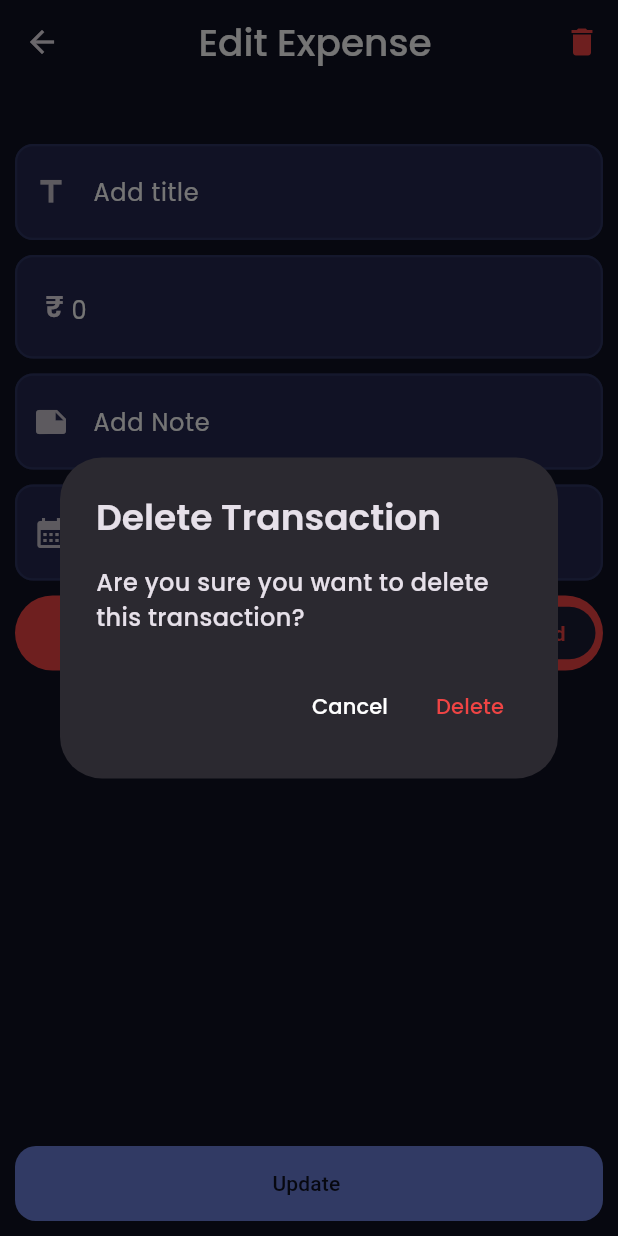
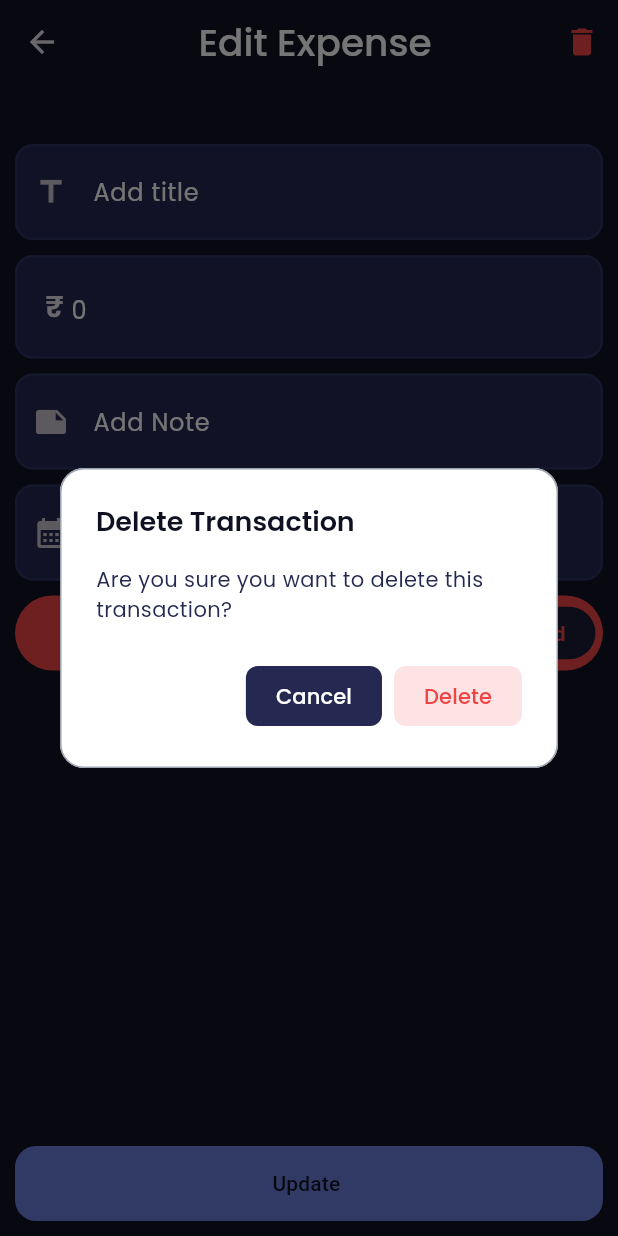
Before and after one commit to JASLEENKAUR13/expense_tracker, a Flutter app: the EditingPage screen opened directly with empty values, after a tap on the "delete" icon, on a phone screen of 412 x 824 dp. Run offline on Flutter 3.47's test engine with Material 3 defaults, Android fonts, the phone set to English and light mode, and no system bars; our stand-ins replace flutter_dotenv, flutter_riverpod, google_fonts, image_picker, lottie and 1 more; missing offline and left inert: dart:ffi; accounts and stored records are empty.

Commit message:
created delete and signout function

```diff
--- /dev/null
+++ b/lib/common/Widgets/AlertDialogBox.dart
@@ -0,0 +1,81 @@
+import 'package:flutter/cupertino.dart';
+import 'package:flutter/material.dart';
+import 'package:google_fonts/google_fonts.dart';
+
+import '../theme/AppPallete.dart';
+
+
+Future<dynamic> AlertDialogBox(
+    BuildContext context,
+    String header,
+    String question,
+    String actiontext
+    ) {
+  return showDialog(
+    context: context,
+    builder: (context) {
+      return AlertDialog(
+        backgroundColor: AppPallete.textPrimary,        // dark card
+        shape: RoundedRectangleBorder(
+          borderRadius: BorderRadius.circular(16),
+          side: BorderSide(
+            color: AppPallete.textSecondary,                // subtle border
+            width: 1,
+          ),
+        ),
+        title: Text(
+          header,
+          style: GoogleFonts.poppins(
+            fontWeight: FontWeight.w600,
+            fontSize: 18,
+            color: AppPallete.background,            // white
+          ),
+        ),
+        content: Text(
+          "$question?",
+          style: GoogleFonts.poppins(
+            fontSize: 14,
+            fontWeight: FontWeight.w400,
+            color: AppPallete.surface,          // grey
+          ),
+        ),
+        actions: [
+          TextButton(
+            onPressed: () => Navigator.pop(context, false),
+            style: TextButton.styleFrom(
+              backgroundColor: AppPallete.surface,    // input fill
+              shape: RoundedRectangleBorder(
+                borderRadius: BorderRadius.circular(8),
+              ),
+              padding: EdgeInsets.symmetric(horizontal: 20, vertical: 10),
+            ),
+            child: Text(
+              "Cancel",
+              style: GoogleFonts.poppins(
+                color: AppPallete.textPrimary,
+                fontWeight: FontWeight.w500,
+              ),
+            ),
+          ),
+          TextButton(
+            onPressed: () => Navigator.pop(context, true),
+            style: TextButton.styleFrom(
+              backgroundColor: AppPallete.expenseRed.withOpacity(0.15), // subtle red bg
+              shape: RoundedRectangleBorder(
+                borderRadius: BorderRadius.circular(8),
+              ),
+              padding: EdgeInsets.symmetric(horizontal: 20, vertical: 10),
+            ),
+            child: Text(
+              actiontext,
+              style: GoogleFonts.poppins(
+                color: AppPallete.expenseRed,
+                fontWeight: FontWeight.w500,
+              ),
+            ),
+          ),
+        ],
+      );
+    },
+  );
+}
--- a/lib/features/Auth/Presentation/Widgets/textfield.dart
+++ b/lib/features/Auth/Presentation/Widgets/textfield.dart
@@ -25,6 +25,11 @@ class AuthTextField extends StatelessWidget {
           fontSize: 19 , fontWeight: FontWeight.w500),
       cursorColor: AppPallete.textPrimary,
 
+      decoration: InputDecoration(
+        hintText: mylabel,
+        prefixIcon: Icon(myIcon),
+      ),
+
 
 
     );
--- a/lib/features/Auth/Services/AuthServices.dart
+++ b/lib/features/Auth/Services/AuthServices.dart
@@ -54,4 +54,6 @@ class Authservices {
 
 
 
+
+
 }
--- a/lib/features/Expense/Presentation/pages/HomePage.dart
+++ b/lib/features/Expense/Presentation/pages/HomePage.dart
@@ -51,10 +51,7 @@ class _MyHomePageState extends ConsumerState<MyHomePage> {
                 size: 25, fontWeight: FontWeight.bold,)) ,
           IconButton(
               onPressed: () async {
-                // ref.invalidate(ItemListProvider);
-                // ref.invalidate(profileProvider);
-                // await Supabase.instance.client.auth.signOut();
-                // print("Logged out!");
+
                 // // AuthWrapper will automatically show OnboardingScreen
 
                 Navigator.push(context , MaterialPageRoute(builder: (context) => ProfilePage()));
--- a/lib/features/Expense/Presentation/pages/editingPage.dart
+++ b/lib/features/Expense/Presentation/pages/editingPage.dart
@@ -4,6 +4,7 @@ import 'package:flutter/material.dart';
 import 'package:flutter_riverpod/flutter_riverpod.dart';
 import 'package:google_fonts/google_fonts.dart';
 
+import '../../../../common/Widgets/AlertDialogBox.dart';
 import '../../../../common/functions/CurrencyFormater.dart';
 import '../../../../common/functions/money_textfield.dart';
 import '../../../../common/theme/AppPallete.dart';
@@ -73,25 +74,12 @@ class _State extends ConsumerState<EditingPage> {
         actions:[
           IconButton(onPressed: () async{
 
-            final confirm = await showDialog(context: context, builder: (context) {
-              return AlertDialog(
-                title: Text("Delete Transaction",
-                    style: GoogleFonts.poppins(fontWeight: FontWeight.w600)),
-                content: Text("Are you sure you want to delete this transaction?",
-                    style: GoogleFonts.poppins(fontSize: 16 , fontWeight: FontWeight.w500 )),
-
-                actions: [
-                  TextButton(onPressed: ()=> Navigator.pop(context , false), child: Text("Cancel" ,
-                      style: GoogleFonts.poppins(color: AppPallete.textPrimary))) ,
-                  TextButton(onPressed: ()=> Navigator.pop(context , true), child: Text("Delete" ,
-                      style: GoogleFonts.poppins(color: AppPallete.expenseRed))) ,
-
-                ],
-
-
-              );
-            });
-
+             final confirm = await AlertDialogBox(
+              context,
+              "Delete Transaction",
+              "Are you sure you want to delete this transaction",
+               "Delete"
+            );
             if(confirm == true) {
               await ref.read(ItemListProvider.notifier).deleteExpense(
                   widget.exp.id);
--- a/lib/features/profile/presentation/profilePage.dart
+++ b/lib/features/profile/presentation/profilePage.dart
@@ -176,7 +176,7 @@ class _ProfilePageState extends ConsumerState<ProfilePage> {
 
                   ),
                   SizedBox(height: 15,),
-                  dangerZone(context)
+                  dangerZone(context , ref)
 
 
 
```
Also changed, not shown: lib/features/profile/Services/profile_services.dart (+9 -0 lines), lib/features/profile/presentation/widgets/dangerZone.dart (+60 -4 lines).
